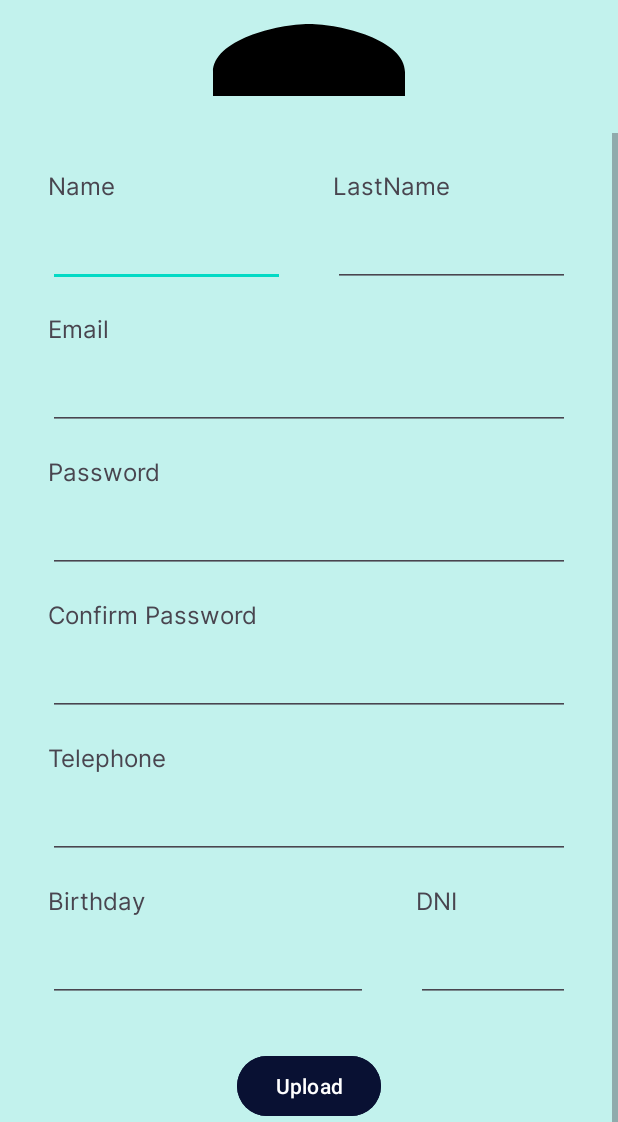
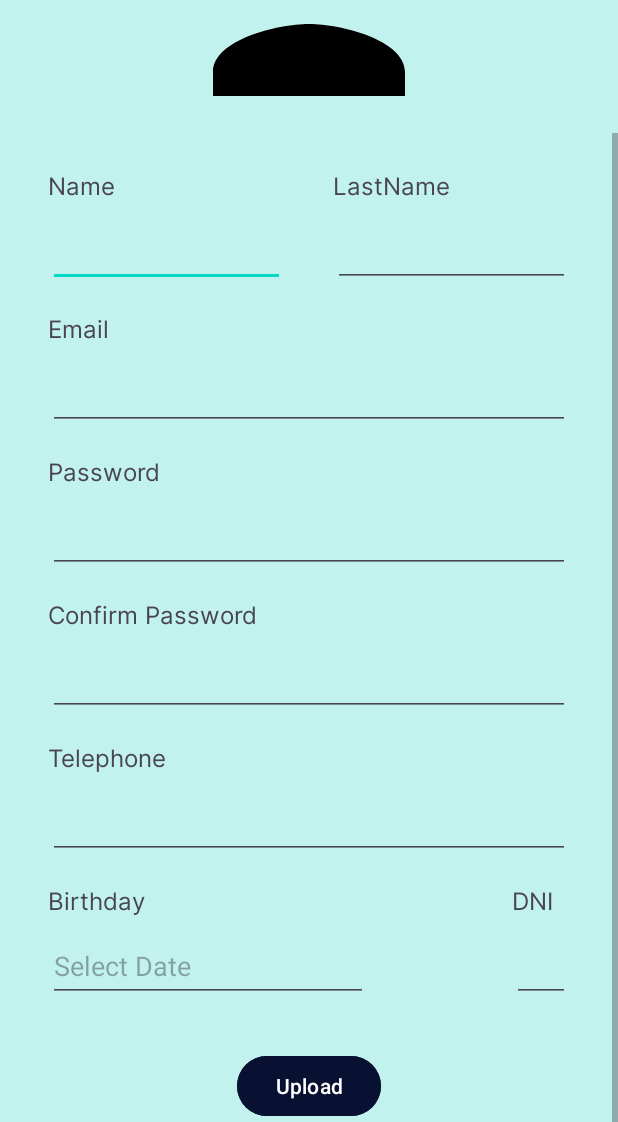
Before and after one commit to MindTrack-WX64/MindTrack_Mobile_App, an Android app: the PatientActivity screen opened directly, with no data from a screen before it, scrolled down 116 dp, on a phone screen of 412 x 824 dp, the part 114-1236 px from its top. Run offline under Robolectric (Android 15) with nearby library versions, the phone set to English and light mode, and no system bars.

Commit message:
feat: Birthday Selector
Birthday Field has been updated

```diff
--- a/app/src/main/res/layout/activity_patient.xml
+++ b/app/src/main/res/layout/activity_patient.xml
@@ -231,14 +231,20 @@
                     app:layout_constraintTop_toBottomOf="@+id/tvTelephone" />
 
                 <EditText
+
                     android:id="@+id/etBirthday"
                     android:layout_width="wrap_content"
                     android:layout_height="48dp"
+
+
                     android:layout_marginStart="32dp"
                     android:layout_marginTop="8dp"
-                    android:layout_marginEnd="16dp"
+                    android:layout_marginEnd="32dp"
                     android:ems="10"
+                    android:focusable="false"
+                    android:hint="Select Date"
                     android:inputType="date"
+                    android:textSize="18sp"
                     app:layout_constraintEnd_toStartOf="@+id/etDNI"
                     app:layout_constraintStart_toStartOf="parent"
                     app:layout_constraintTop_toBottomOf="@+id/tvBirthday" />
@@ -247,11 +253,12 @@
                     android:id="@+id/etDNI"
                     android:layout_width="0dp"
                     android:layout_height="48dp"
-                    android:layout_marginStart="16dp"
+                    android:layout_marginStart="64dp"
                     android:layout_marginTop="8dp"
                     android:layout_marginEnd="32dp"
                     android:ems="10"
                     android:inputType="number"
+                    android:maxLength="8"
                     app:layout_constraintEnd_toEndOf="parent"
                     app:layout_constraintStart_toEndOf="@+id/etBirthday"
                     app:layout_constraintTop_toBottomOf="@+id/tvDNI" />
```
Also changed, not shown: app/src/main/java/com/example/mindtrack_mobile_app/UI/PatientActivity.kt (+26 -0 lines).
